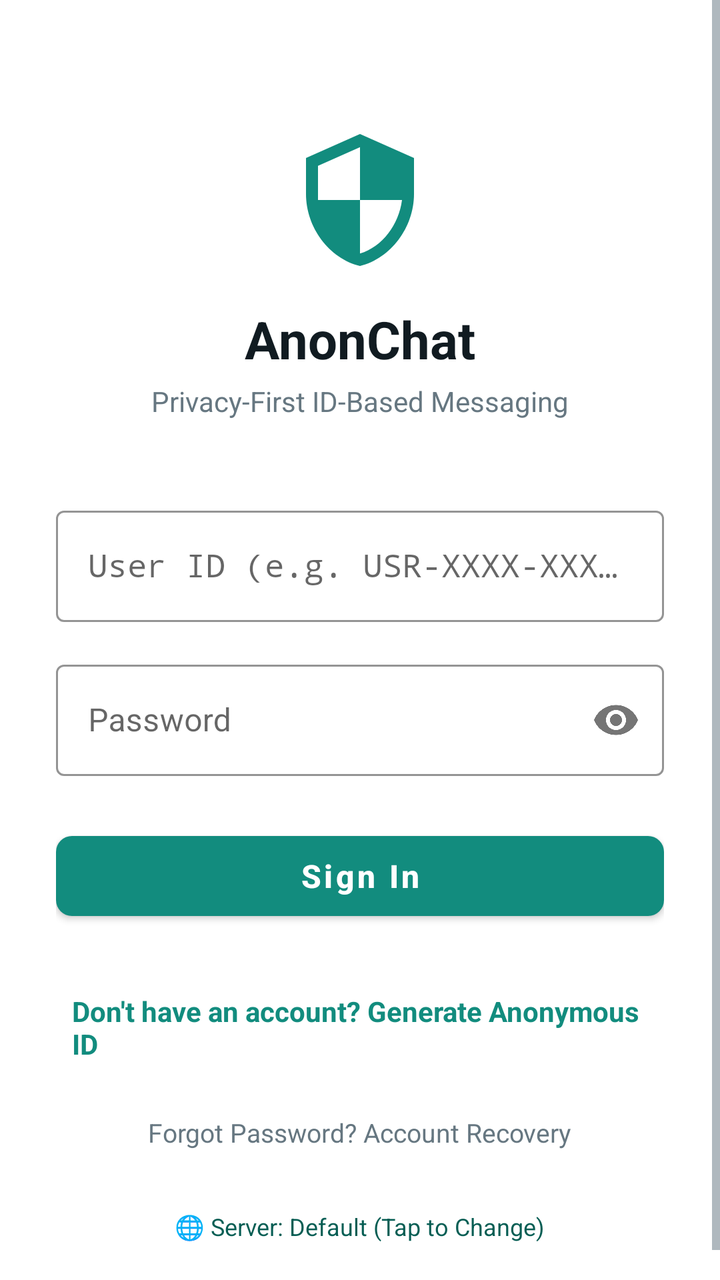
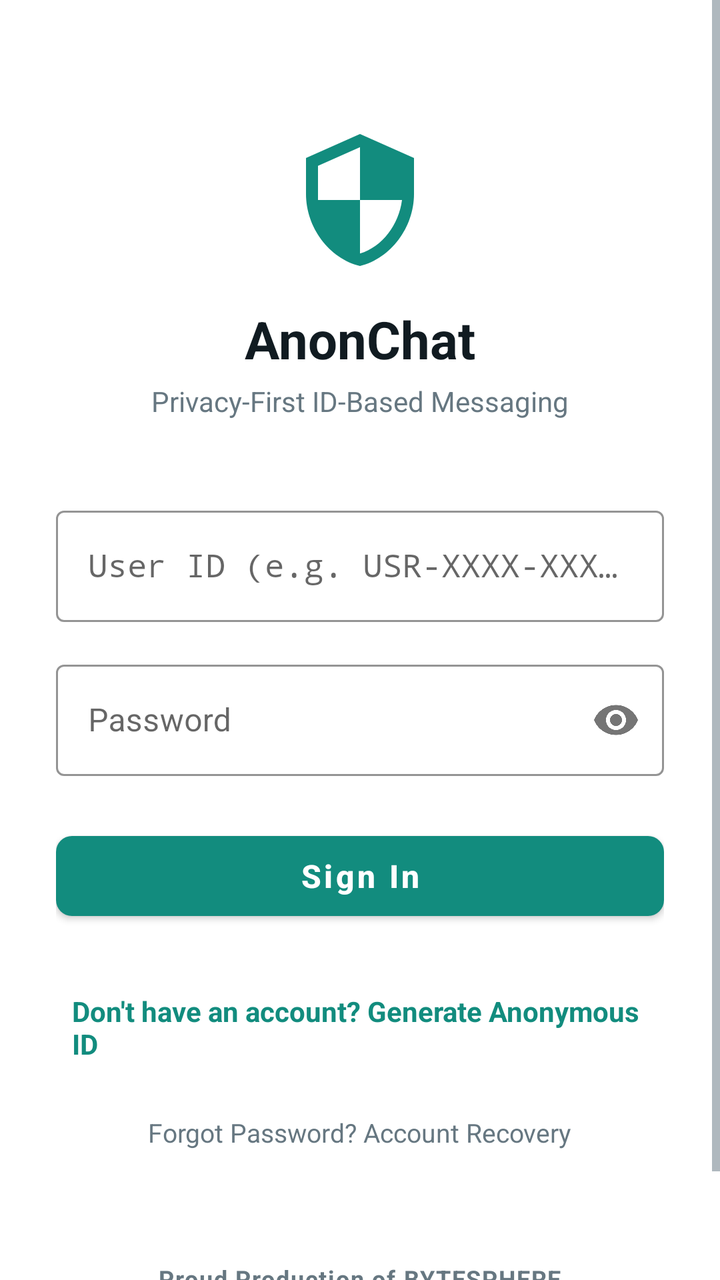

Before-and-after screenshots of an Android layout around one commit, followed by the original layout XML and the change that was made.
<!-- AndroidManifest.xml: application theme Theme.AnonChat -->
<!-- res/layout/activity_login.xml -->
<?xml version="1.0" encoding="utf-8"?>
<ScrollView xmlns:android="http://schemas.android.com/apk/res/android"
    xmlns:app="http://schemas.android.com/apk/res-auto"
    android:layout_width="match_parent"
    android:layout_height="match_parent"
    android:fillViewport="true"
    android:background="@color/background_white">

    <LinearLayout
        android:layout_width="match_parent"
        android:layout_height="wrap_content"
        android:orientation="vertical"
        android:padding="28dp"
        android:gravity="center_horizontal">

        <ImageView
            android:layout_width="72dp"
            android:layout_height="72dp"
            android:layout_marginTop="36dp"
            android:src="@drawable/ic_shield"
            android:contentDescription="@string/app_name" />

        <TextView
            android:layout_width="wrap_content"
            android:layout_height="wrap_content"
            android:layout_marginTop="16dp"
            android:text="@string/app_name"
            android:textSize="26sp"
            android:textStyle="bold"
            android:textColor="@color/text_primary" />

        <TextView
            android:layout_width="wrap_content"
            android:layout_height="wrap_content"
            android:layout_marginTop="4dp"
            android:text="@string/tagline"
            android:textSize="14sp"
            android:textColor="@color/text_secondary" />

        
        <com.google.android.material.textfield.TextInputLayout
            android:id="@+id/til_user_id"
            android:layout_width="match_parent"
            android:layout_height="wrap_content"
            android:layout_marginTop="40dp"
            android:hint="@string/user_id_hint"
            app:boxStrokeColor="@color/primary"
            app:hintTextColor="@color/primary"
            style="@style/Widget.MaterialComponents.TextInputLayout.OutlinedBox">

            <com.google.android.material.textfield.TextInputEditText
                android:id="@+id/et_user_id"
                android:layout_width="match_parent"
                android:layout_height="wrap_content"
                android:inputType="textCapCharacters"
                android:fontFamily="monospace"
                android:singleLine="true" />
        </com.google.android.material.textfield.TextInputLayout>

        
        <com.google.android.material.textfield.TextInputLayout
            android:id="@+id/til_password"
            android:layout_width="match_parent"
            android:layout_height="wrap_content"
            android:layout_marginTop="16dp"
            android:hint="@string/password_hint"
            app:passwordToggleEnabled="true"
            app:boxStrokeColor="@color/primary"
            app:hintTextColor="@color/primary"
            style="@style/Widget.MaterialComponents.TextInputLayout.OutlinedBox">

            <com.google.android.material.textfield.TextInputEditText
                android:id="@+id/et_password"
                android:layout_width="match_parent"
                android:layout_height="wrap_content"
                android:inputType="textPassword"
                android:singleLine="true" />
        </com.google.android.material.textfield.TextInputLayout>

        <ProgressBar
            android:id="@+id/progress_bar"
            android:layout_width="wrap_content"
            android:layout_height="wrap_content"
            android:layout_marginTop="20dp"
            android:visibility="gone" />

        
        <com.google.android.material.button.MaterialButton
            android:id="@+id/btn_login"
            android:layout_width="match_parent"
            android:layout_height="52dp"
            android:layout_marginTop="24dp"
            android:text="@string/login_action"
            android:textAllCaps="false"
            android:textSize="16sp"
            android:textStyle="bold"
            app:backgroundTint="@color/primary"
            app:cornerRadius="8dp" />

        
        <TextView
            android:id="@+id/tv_go_to_register"
            android:layout_width="wrap_content"
            android:layout_height="wrap_content"
            android:layout_marginTop="24dp"
            android:padding="8dp"
            android:text="@string/register_prompt"
            android:textSize="14sp"
            android:textStyle="bold"
            android:textColor="@color/primary" />

        
        <TextView
            android:id="@+id/tv_go_to_recovery"
            android:layout_width="wrap_content"
            android:layout_height="wrap_content"
            android:layout_marginTop="10dp"
            android:padding="8dp"
            android:text="@string/forgot_password"
            android:textSize="13sp"
            android:textColor="@color/text_secondary" />

        
        <TextView
            android:id="@+id/tv_change_server"
            android:layout_width="wrap_content"
            android:layout_height="wrap_content"
            android:layout_marginTop="16dp"
            android:padding="6dp"
            android:text="🌐 Server: Default (Tap to Change)"
            android:textSize="12sp"
            android:textColor="@color/primary_dark" />

    </LinearLayout>
</ScrollView>
<!-- resources referenced by this layout -->
<resources>
  <color name="background_white">#FFFFFF</color>
  <color name="primary">#128C7E</color>
  <color name="primary_dark">#075E54</color>
  <color name="text_primary">#111B21</color>
  <color name="text_secondary">#667781</color>
  <!-- drawable ic_shield (drawable) -->
  <vector xmlns:android="http://schemas.android.com/apk/res/android"
      android:width="24dp"
      android:height="24dp"
      android:viewportWidth="24"
      android:viewportHeight="24">
    <path
        android:fillColor="@color/primary"
        android:pathData="M12,1L3,5v6c0,5.55 3.84,10.74 9,12c5.16,-1.26 9,-6.45 9,-12V5L12,1zM12,11.99h7c-0.53,4.12 -3.28,7.79 -7,8.94V12H5V6.3l7,-3.11v8.8z"/>
  </vector>
  <string name="app_name">AnonChat</string>
  <string name="forgot_password">Forgot Password? Account Recovery</string>
  <string name="login_action">Sign In</string>
  <string name="password_hint">Password</string>
  <string name="register_prompt">Don\'t have an account? Generate Anonymous ID</string>
  <string name="tagline">Privacy-First ID-Based Messaging</string>
  <string name="user_id_hint">User ID (e.g. USR-XXXX-XXXX)</string>
  <style name="Theme.AnonChat" parent="Theme.MaterialComponents.Light.NoActionBar">
          
          <item name="colorPrimary">@color/primary</item>
          <item name="colorPrimaryDark">@color/primary_dark</item>
          <item name="colorAccent">@color/accent</item>
  
          
          <item name="android:statusBarColor">@color/primary_dark</item>
          <item name="android:navigationBarColor">@color/background_white</item>
          <item name="android:windowLightNavigationBar">true</item>
  
          
          <item name="android:windowBackground">@color/background_white</item>
          <item name="android:textColorPrimary">@color/text_primary</item>
          <item name="android:textColorSecondary">@color/text_secondary</item>
      </style>
  <color name="accent">#25D366</color>
</resources>

<!-- the commit's change to res/layout/activity_login.xml (unified diff, before → after) -->
@@ -122,14 +122,17 @@
 
         
         <TextView
-            android:id="@+id/tv_change_server"
+            android:id="@+id/tv_footer_branding"
             android:layout_width="wrap_content"
             android:layout_height="wrap_content"
-            android:layout_marginTop="16dp"
-            android:padding="6dp"
-            android:text="🌐 Server: Default (Tap to Change)"
+            android:layout_marginTop="40dp"
+            android:layout_marginBottom="16dp"
+            android:padding="8dp"
+            android:text="@string/proud_production"
             android:textSize="12sp"
-            android:textColor="@color/primary_dark" />
+            android:textStyle="bold"
+            android:letterSpacing="0.05"
+            android:textColor="@color/text_secondary" />
 
     </LinearLayout>
 </ScrollView>
<!-- resource entries referenced after the edit -->
@@ -19,6 +19,7 @@
   <string name="forgot_password">Forgot Password? Account Recovery</string>
   <string name="login_action">Sign In</string>
   <string name="password_hint">Password</string>
+  <string name="proud_production">Proud Production of BYTESPHERE</string>
   <string name="register_prompt">Don\'t have an account? Generate Anonymous ID</string>
   <string name="tagline">Privacy-First ID-Based Messaging</string>
   <string name="user_id_hint">User ID (e.g. USR-XXXX-XXXX)</string>
